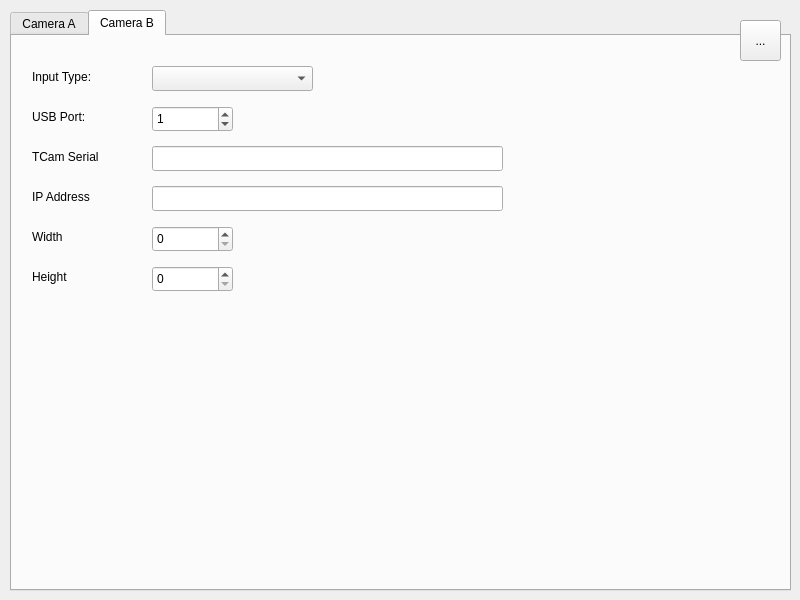
Before: the Qt Designer form source/mainwindow.ui in tentone/cork, drawn with Qt 5.
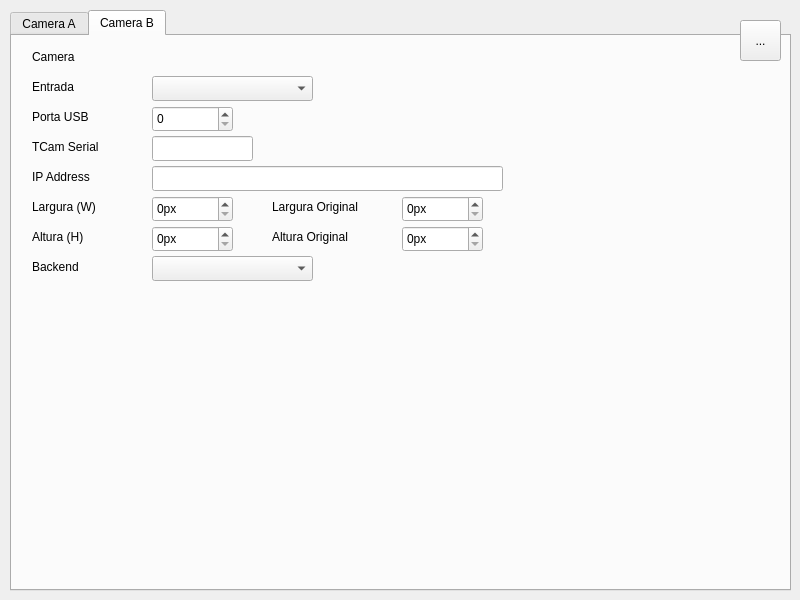
After: the same form once the commit is applied. The open tabs and pages were chosen to show the change.

Commit message: Camera config as pointer (to prevent out of sync copies)

```diff
--- a/source/mainwindow.ui
+++ b/source/mainwindow.ui
@@ -590,11 +590,47 @@
       <attribute name="title">
        <string>Camera B</string>
       </attribute>
-      <widget class="QLineEdit" name="tab_b_label_tcam_serial">
+      <widget class="QLabel" name="tab_b_label_usb">
        <property name="geometry">
         <rect>
+         <x>20</x>
+         <y>70</y>
+         <width>121</width>
+         <height>21</height>
+        </rect>
+       </property>
+       <property name="text">
+        <string>Porta USB</string>
+       </property>
+      </widget>
+      <widget class="QLabel" name="tab_b_label_video_backend">
+       <property name="geometry">
+        <rect>
+         <x>20</x>
+         <y>220</y>
+         <width>121</width>
+         <height>21</height>
+        </rect>
+       </property>
+       <property name="text">
+        <string>Backend</string>
+       </property>
+      </widget>
+      <widget class="QSpinBox" name="tab_b_usb">
+       <property name="geometry">
+        <rect>
          <x>140</x>
-         <y>110</y>
+         <y>70</y>
+         <width>81</width>
+         <height>26</height>
+        </rect>
+       </property>
+      </widget>
+      <widget class="QLineEdit" name="tab_b_ip">
+       <property name="geometry">
+        <rect>
+         <x>140</x>
+         <y>130</y>
          <width>351</width>
          <height>25</height>
         </rect>
@@ -603,34 +639,72 @@
         <string/>
        </property>
       </widget>
+      <widget class="QSpinBox" name="tab_b_width_original">
+       <property name="geometry">
+        <rect>
+         <x>390</x>
+         <y>160</y>
+         <width>81</width>
+         <height>26</height>
+        </rect>
+       </property>
+       <property name="suffix">
+        <string notr="true">px</string>
+       </property>
+       <property name="prefix">
+        <string/>
+       </property>
+       <property name="maximum">
+        <number>99999999</number>
+       </property>
+      </widget>
+      <widget class="QLabel" name="tab_b_label_height">
+       <property name="geometry">
+        <rect>
+         <x>20</x>
+         <y>190</y>
+         <width>121</width>
+         <height>21</height>
+        </rect>
+       </property>
+       <property name="text">
+        <string>Altura (H)</string>
+       </property>
+      </widget>
+      <widget class="QLabel" name="tab_b_label_heigh_original">
+       <property name="geometry">
+        <rect>
+         <x>260</x>
+         <y>190</y>
+         <width>121</width>
+         <height>21</height>
+        </rect>
+       </property>
+       <property name="text">
+        <string>Altura Original</string>
+       </property>
+      </widget>
       <widget class="QSpinBox" name="tab_b_height">
        <property name="geometry">
         <rect>
          <x>140</x>
-         <y>230</y>
+         <y>190</y>
          <width>81</width>
          <height>26</height>
         </rect>
        </property>
-      </widget>
-      <widget class="QLabel" name="tab_b_label_width">
-       <property name="geometry">
-        <rect>
-         <x>20</x>
-         <y>190</y>
-         <width>121</width>
-         <height>21</height>
-        </rect>
+       <property name="suffix">
+        <string>px</string>
        </property>
-       <property name="text">
-        <string>Width</string>
+       <property name="maximum">
+        <number>99999999</number>
        </property>
       </widget>
       <widget class="QLabel" name="tab_b_label_ip">
        <property name="geometry">
         <rect>
          <x>20</x>
-         <y>150</y>
+         <y>130</y>
          <width>121</width>
          <height>21</height>
         </rect>
@@ -639,108 +713,140 @@
         <string>IP Address</string>
        </property>
       </widget>
-      <widget class="QLabel" name="tab_b_label_input">
-       <property name="geometry">
-        <rect>
-         <x>20</x>
-         <y>30</y>
-         <width>121</width>
-         <height>21</height>
-        </rect>
-       </property>
-       <property name="text">
-        <string>Input Type:</string>
-       </property>
-      </widget>
-      <widget class="QSpinBox" name="tab_b_usb">
-       <property name="geometry">
-        <rect>
-         <x>140</x>
-         <y>70</y>
-         <width>81</width>
-         <height>26</height>
-        </rect>
-       </property>
-       <property name="value">
-        <number>1</number>
-       </property>
-      </widget>
-      <widget class="QLabel" name="tab_b_label_tcam_serial_2">
-       <property name="geometry">
-        <rect>
-         <x>20</x>
-         <y>110</y>
-         <width>121</width>
-         <height>21</height>
-        </rect>
-       </property>
-       <property name="text">
-        <string>TCam Serial</string>
-       </property>
-      </widget>
       <widget class="QComboBox" name="tab_b_input">
        <property name="geometry">
         <rect>
          <x>140</x>
-         <y>30</y>
+         <y>40</y>
          <width>161</width>
          <height>25</height>
         </rect>
        </property>
-       <property name="editable">
-        <bool>false</bool>
+       <property name="currentIndex">
+        <number>-1</number>
        </property>
+      </widget>
+      <widget class="QSpinBox" name="tab_b_height_original">
+       <property name="geometry">
+        <rect>
+         <x>390</x>
+         <y>190</y>
+         <width>81</width>
+         <height>26</height>
+        </rect>
+       </property>
+       <property name="suffix">
+        <string>px</string>
+       </property>
+       <property name="maximum">
+        <number>999999999</number>
+       </property>
+      </widget>
+      <widget class="QLabel" name="tab_b_label_width_original">
+       <property name="geometry">
+        <rect>
+         <x>260</x>
+         <y>160</y>
+         <width>121</width>
+         <height>21</height>
+        </rect>
+       </property>
+       <property name="text">
+        <string>Largura Original</string>
+       </property>
+      </widget>
+      <widget class="QLabel" name="tab_b_label_width">
+       <property name="geometry">
+        <rect>
+         <x>20</x>
+         <y>160</y>
+         <width>121</width>
+         <height>21</height>
+        </rect>
+       </property>
+       <property name="text">
+        <string>Largura (W)</string>
+       </property>
+      </widget>
+      <widget class="QLabel" name="tab_b_label_title_camera">
+       <property name="geometry">
+        <rect>
+         <x>20</x>
+         <y>10</y>
+         <width>141</width>
+         <height>21</height>
+        </rect>
+       </property>
+       <property name="text">
+        <string>Camera</string>
+       </property>
+      </widget>
+      <widget class="QLineEdit" name="tab_b_tcam_serial">
+       <property name="geometry">
+        <rect>
+         <x>140</x>
+         <y>100</y>
+         <width>101</width>
+         <height>25</height>
+        </rect>
+       </property>
+       <property name="text">
+        <string/>
+       </property>
+      </widget>
+      <widget class="QLabel" name="tab_b_label_input">
+       <property name="geometry">
+        <rect>
+         <x>20</x>
+         <y>40</y>
+         <width>121</width>
+         <height>21</height>
+        </rect>
+       </property>
+       <property name="text">
+        <string>Entrada</string>
+       </property>
+      </widget>
+      <widget class="QComboBox" name="tab_b_video_backend">
+       <property name="geometry">
+        <rect>
+         <x>140</x>
+         <y>220</y>
+         <width>161</width>
+         <height>25</height>
+        </rect>
+       </property>
        <property name="currentIndex">
         <number>-1</number>
        </property>
       </widget>
+      <widget class="QLabel" name="tab_b_label_tcam_serial">
+       <property name="geometry">
+        <rect>
+         <x>20</x>
+         <y>100</y>
+         <width>121</width>
+         <height>21</height>
+        </rect>
+       </property>
+       <property name="text">
+        <string>TCam Serial</string>
+       </property>
+      </widget>
       <widget class="QSpinBox" name="tab_b_width">
        <property name="geometry">
         <rect>
          <x>140</x>
-         <y>190</y>
+         <y>160</y>
          <width>81</width>
          <height>26</height>
         </rect>
        </property>
-      </widget>
-      <widget class="QLabel" name="tab_b_label_height">
-       <property name="geometry">
-        <rect>
-         <x>20</x>
-         <y>230</y>
-         <width>121</width>
-         <height>21</height>
-        </rect>
+       <property name="suffix">
+        <string>px</string>
        </property>
-       <property name="text">
-        <string>Height</string>
-       </property>
-      </widget>
-      <widget class="QLabel" name="tab_b_label_usb">
-       <property name="geometry">
-        <rect>
-         <x>20</x>
-         <y>70</y>
-         <width>121</width>
-         <height>21</height>
-        </rect>
-       </property>
-       <property name="text">
-        <string>USB Port:</string>
-       </property>
-      </widget>
-      <widget class="QLineEdit" name="tab_b_ip">
-       <property name="geometry">
-        <rect>
-         <x>140</x>
-         <y>150</y>
-         <width>351</width>
-         <height>25</height>
-        </rect>
-       </property>
-       <property name="text">
-        <string/>
+       <property name="maximum">
+        <number>999999999</number>
        </property>
       </widget>
      </widget>
```
Left out of the diff: 5 changed lines with no effect on the pictures. The commit also changes 2 other files.
